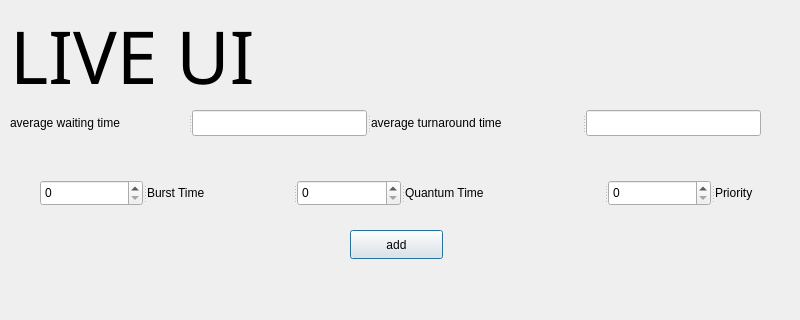
Before: the Qt Designer form live.ui in MariamH78/CPU-Scheduler, drawn with Qt 5; both pictures show x 0 to 800 and y 0 to 320 of the 800 by 600 pixel window.
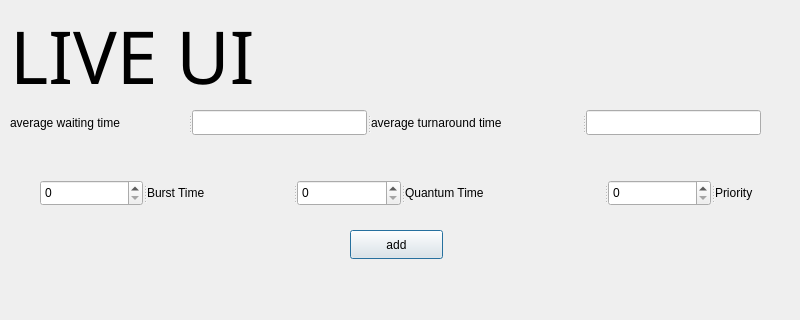
After: the same form once the commit is applied.

```diff
--- a/live.ui
+++ b/live.ui
@@ -87,7 +87,7 @@
      <x>10</x>
      <y>110</y>
      <width>751</width>
-     <height>26</height>
+     <height>25</height>
     </rect>
    </property>
    <property name="orientation">
```
Left out of the diff: 6 changed lines with no effect on the pictures.
